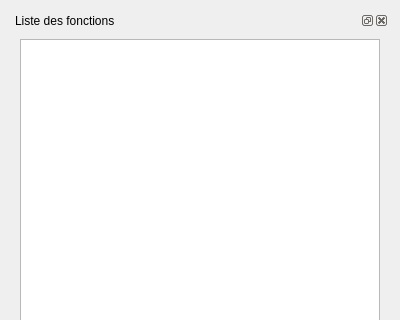
loic-fischlin/TP2_sam_loic, file ui/dockwidget.ui: the form before one commit; both pictures show x 0 to 400 and y 0 to 320 of the 400 by 623 pixel window.
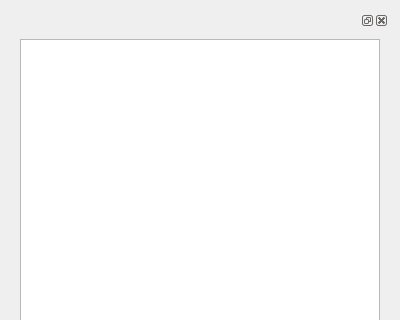
The form after the commit.

Commit message: ajout de l'action Fonctions

```diff
--- a/ui/dockwidget.ui
+++ b/ui/dockwidget.ui
@@ -15,16 +15,7 @@
   </property>
   <layout class="QVBoxLayout" name="verticalLayout">
    <item>
-    <widget class="QDockWidget" name="dockListeFonctions">
-     <property name="sizePolicy">
-      <sizepolicy hsizetype="Expanding" vsizetype="Expanding">
-       <horstretch>0</horstretch>
-       <verstretch>0</verstretch>
-      </sizepolicy>
-     </property>
-     <property name="windowTitle">
-      <string>Liste des fonctions</string>
-     </property>
+    <widget class="QDockWidget" name="dockWidget">
      <widget class="QWidget" name="dockWidgetContents">
       <layout class="QVBoxLayout" name="verticalLayoutDock">
        <item>
```
Left out of the diff: 4 changed lines with no effect on the pictures. The commit also changes 2 other files.
